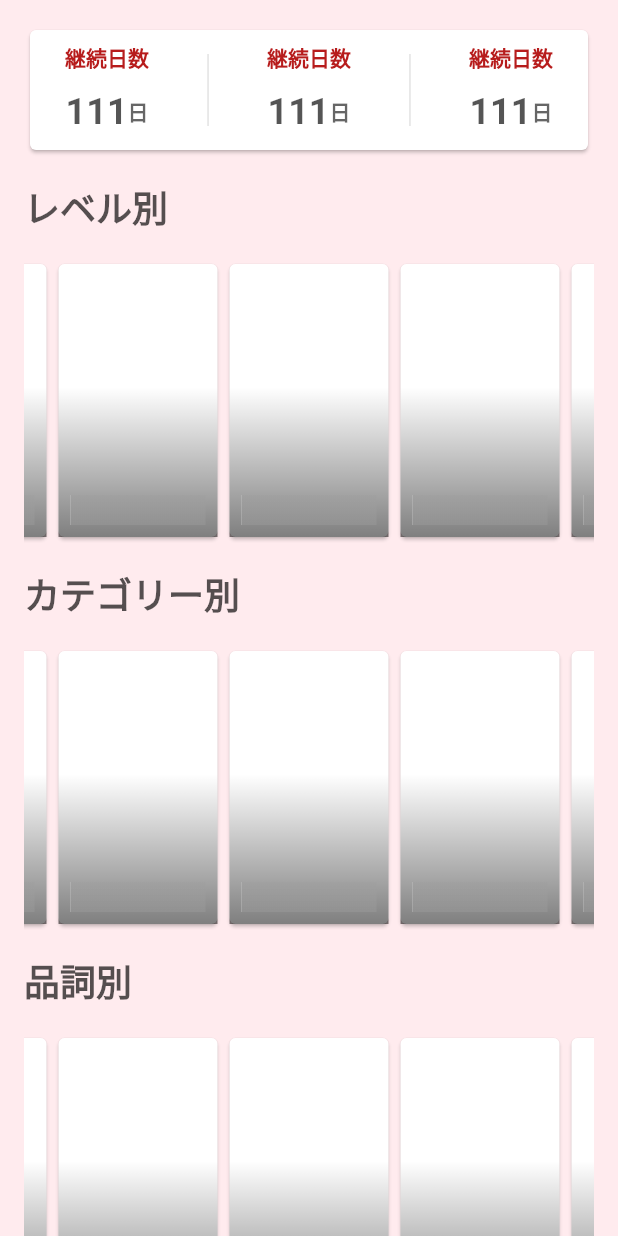
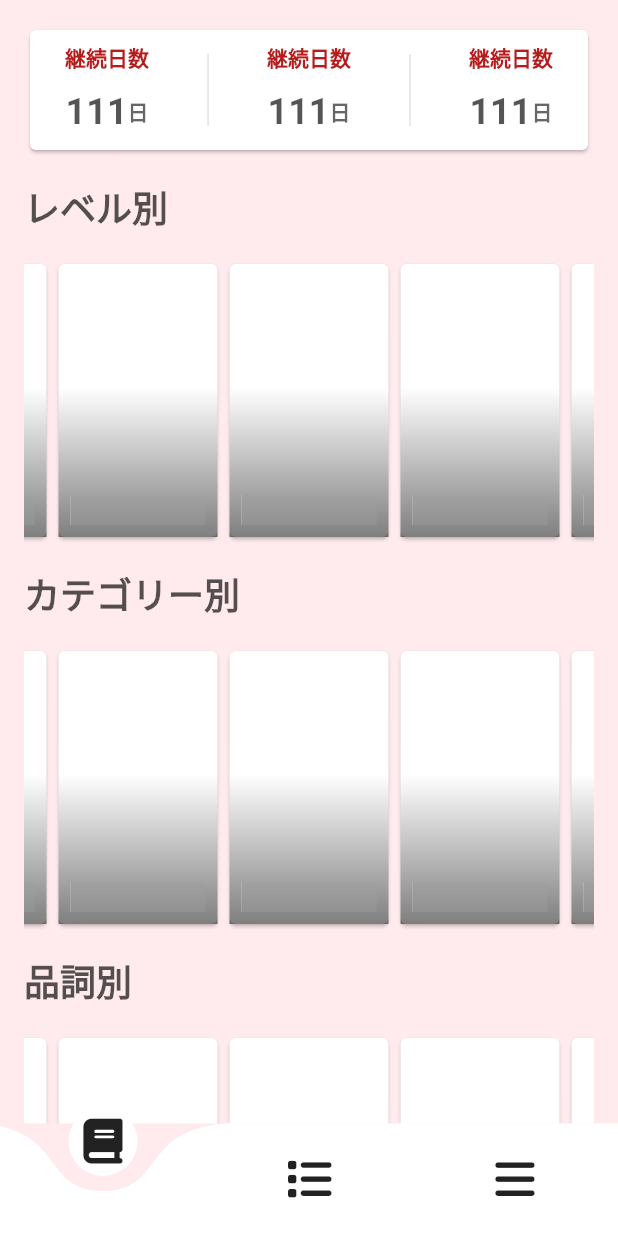
Before and after one commit to Tetsukick/indonesia_flash_card, a Flutter app: the screen it shows after launch, on a phone screen of 412 x 824 dp. Run offline on Flutter 3.47's test engine with Material 2 defaults, Android fonts, the phone set to English and light mode, and no system bars; drawn by our look-alikes of auto_size_text, carousel_slider, curved_navigation_bar, shimmer; our stand-ins replace firebase_core, firebase_crashlytics, flutter_riverpod, flutter_secure_storage, flutter_svg, font_awesome_flutter and 3 more; missing offline and left inert: googleapis; accounts and stored records are empty.

Commit message:
add navigation bar

```diff
--- a/lib/main.dart
+++ b/lib/main.dart
@@ -3,6 +3,7 @@ import 'package:firebase_crashlytics/firebase_crashlytics.dart';
 import 'package:flutter/material.dart';
 import 'package:flutter/services.dart';
 import 'package:flutter_riverpod/flutter_riverpod.dart';
+import 'package:indonesia_flash_card/screen/home_navigation.dart';
 import 'package:indonesia_flash_card/screen/lesson_selector_screen.dart';
 
 void main() async {
@@ -30,7 +31,7 @@ class FlushCardApp extends StatelessWidget {
       theme: ThemeData(
         primarySwatch: Colors.blue,
       ),
-      home: const LessonSelectorScreen(),
+      home: const HomeNavigation(),
     );
   }
 }
--- a/lib/screen/home_navigation.dart
+++ b/lib/screen/home_navigation.dart
@@ -1,15 +1,40 @@
+import 'package:curved_navigation_bar/curved_navigation_bar.dart';
 import 'package:flutter/material.dart';
+import 'package:font_awesome_flutter/font_awesome_flutter.dart';
+import 'package:indonesia_flash_card/screen/lesson_selector_screen.dart';
+
+import '../config/color_config.dart';
 
 class HomeNavigation extends StatefulWidget {
-  const HomeNavigation({Key key}) : super(key: key);
+  const HomeNavigation({Key? key}) : super(key: key);
 
   @override
   _HomeNavigationState createState() => _HomeNavigationState();
 }
 
 class _HomeNavigationState extends State<HomeNavigation> {
+  int _page = 0;
+  GlobalKey<CurvedNavigationBarState> _bottomNavigationKey = GlobalKey();
+
   @override
   Widget build(BuildContext context) {
-    return Container();
+    return Scaffold(
+      backgroundColor: ColorConfig.bgPinkColor,
+      bottomNavigationBar: CurvedNavigationBar(
+        key: _bottomNavigationKey,
+        backgroundColor: ColorConfig.bgPinkColor,
+        items: <Widget>[
+          Icon(FontAwesomeIcons.book, size: 30),
+          Icon(FontAwesomeIcons.list, size: 30),
+          Icon(FontAwesomeIcons.bars, size: 30),
+        ],
+        onTap: (index) => setState(() => _page = index),
+      ),
+      body: pages(),
+    );
+  }
+
+  Widget pages() {
+    return LessonSelectorScreen();
   }
 }
--- a/lib/screen/lesson_selector_screen.dart
+++ b/lib/screen/lesson_selector_screen.dart
@@ -15,7 +15,7 @@ import 'package:indonesia_flash_card/repository/sheat_repo.dart';
 import 'package:indonesia_flash_card/utils/common_text_widget.dart';
 import 'package:indonesia_flash_card/utils/shimmer.dart';
 
-import 'home/flush_card_screen.dart';
+import 'flush_card_screen.dart';
 
 class LessonSelectorScreen extends ConsumerStatefulWidget {
   const LessonSelectorScreen({Key? key}) : super(key: key);
--- a/pubspec.yaml
+++ b/pubspec.yaml
@@ -35,8 +35,9 @@ dependencies:
   firebase_crashlytics:
   firebase_messaging:
 
-  lottie: ^1.2.1
+  lottie: ^1.2.2
   carousel_slider: ^4.0.0
+  curved_navigation_bar: ^1.0.3
 
 dev_dependencies:
   flutter_test:
```
